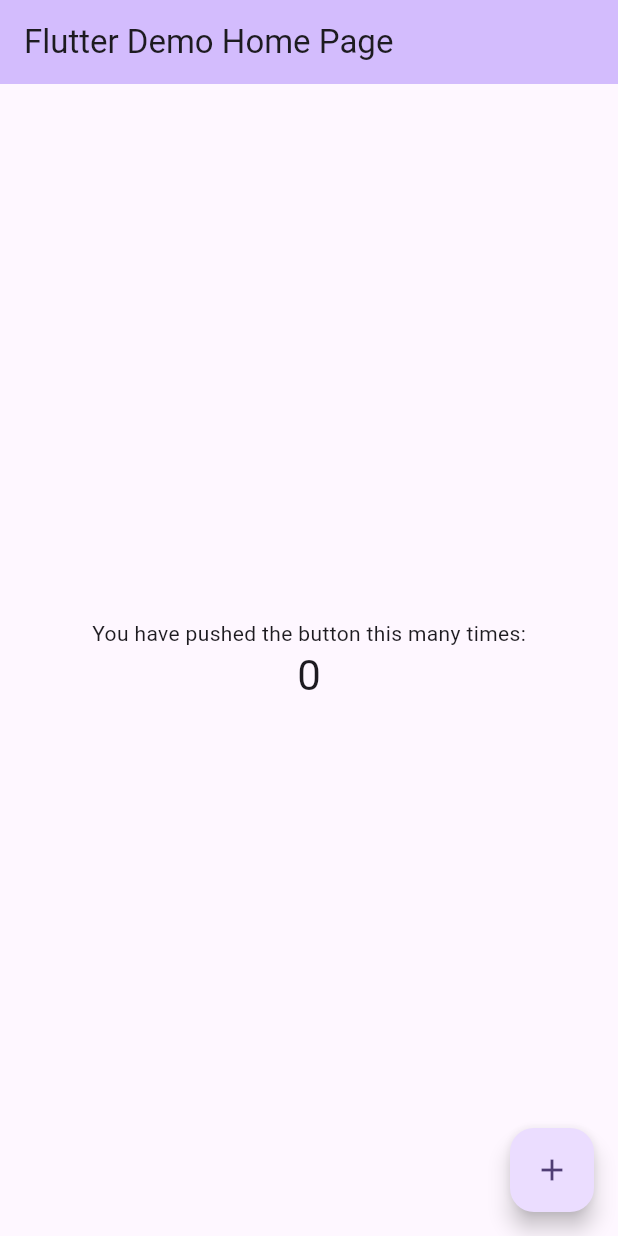
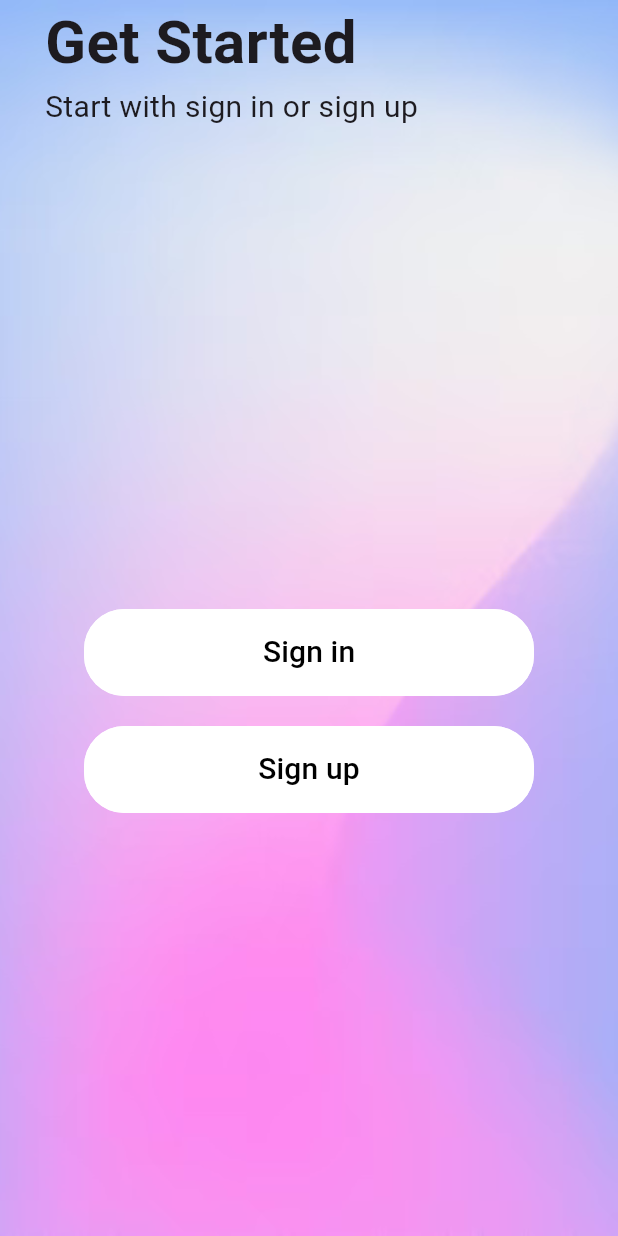
Before and after one commit to DpiDong2022/VideoCallApp, a Flutter app: the screen it shows after launch, on a phone screen of 412 x 824 dp. Run offline on Flutter 3.47's test engine with Material 3 defaults, Android fonts, the phone set to English and light mode, and no system bars.

Commit message:
Added First page and Sign in page

```diff
--- /dev/null
+++ b/videocall/lib/data/data_center.dart
@@ -0,0 +1,80 @@
+import 'dart:convert';
+import 'package:path_provider/path_provider.dart';
+import 'dart:io' as io;
+
+class User {
+  String phoneNumber;
+  String password;
+
+  User({required this.phoneNumber, required this.password});
+
+  Map<String, dynamic> toJson() => {
+        'phoneNumber': phoneNumber,
+        'password': password,
+      };
+
+  factory User.fromJson(Map<String, dynamic> json) {
+    return User(
+      phoneNumber: json['phoneNumber'],
+      password: json['password'],
+    );
+  }
+}
+
+class DataCenter {
+  static final DataCenter _instance = DataCenter._internal();
+
+  factory DataCenter() {
+    return _instance;
+  }
+
+  DataCenter._internal();
+
+  List<User> _users = [];
+
+  Future<String> _getLocalPath() async {
+    final directory = await getApplicationDocumentsDirectory();
+    return directory.path;
+  }
+
+  Future<io.File> _getLocalFile() async {
+    final path = await _getLocalPath();
+    return io.File('$path/users.json');
+  }
+
+  Future<void> loadUsers() async {
+    try {
+      final file = await _getLocalFile();
+      if (await file.exists()) {
+        final contents = await file.readAsString();
+        final List<dynamic> jsonUsers = jsonDecode(contents);
+        _users = jsonUsers.map((json) => User.fromJson(json)).toList();
+      }
+    } catch (e) {
+      print("Error loading users: $e");
+    }
+  }
+
+  Future<void> saveUsers() async {
+    final file = await _getLocalFile();
+    final jsonUsers = _users.map((user) => user.toJson()).toList();
+    await file.writeAsString(jsonEncode(jsonUsers));
+  }
+
+  List<User> get users => _users;
+
+  void addUser(User user) {
+    _users.add(user);
+    saveUsers();
+  }
+
+  User? authenticate(String phoneNumber, String password) {
+    try {
+      return _users.firstWhere(
+        (user) => user.phoneNumber == phoneNumber && user.password == password,
+      );
+    } catch (e) {
+      return null;
+    }
+  }
+}
--- a/videocall/lib/main.dart
+++ b/videocall/lib/main.dart
@@ -1,125 +1,34 @@
 import 'package:flutter/material.dart';
+import 'package:provider/provider.dart';
+import 'data/data_center.dart';
+import 'pages/first_page.dart';
 
-void main() {
-  runApp(const MyApp());
+void main() async {
+  WidgetsFlutterBinding.ensureInitialized();
+  final dataCenter = DataCenter();
+  await dataCenter.loadUsers();
+  runApp(MyApp(dataCenter: dataCenter));
 }
 
 class MyApp extends StatelessWidget {
-  const MyApp({super.key});
+  final DataCenter dataCenter;
 
-  // This widget is the root of your application.
+  MyApp({required this.dataCenter});
+
   @override
   Widget build(BuildContext context) {
-    return MaterialApp(
-      title: 'Flutter Demo',
-      theme: ThemeData(
-        // This is the theme of your application.
-        //
-        // TRY THIS: Try running your application with "flutter run". You'll see
-        // the application has a purple toolbar. Then, without quitting the app,
-        // try changing the seedColor in the colorScheme below to Colors.green
-        // and then invoke "hot reload" (save your changes or press the "hot
-        // reload" button in a Flutter-supported IDE, or press "r" if you used
-        // the command line to start the app).
-        //
-        // Notice that the counter didn't reset back to zero; the application
-        // state is not lost during the reload. To reset the state, use hot
-        // restart instead.
-        //
-        // This works for code too, not just values: Most code changes can be
-        // tested with just a hot reload.
-        colorScheme: ColorScheme.fromSeed(seedColor: Colors.deepPurple),
-        useMaterial3: true,
+    return MultiProvider(
+      providers: [
+        Provider<DataCenter>.value(value: dataCenter),
+      ],
+      child: MaterialApp(
+        debugShowCheckedModeBanner: false,
+        title: 'Flutter Login',
+        theme: ThemeData(
+          primarySwatch: Colors.blue,
+        ),
+        home: FirstPage(),
       ),
-      home: const MyHomePage(title: 'Flutter Demo Home Page'),
     );
   }
 }
-
-class MyHomePage extends StatefulWidget {
-  const MyHomePage({super.key, required this.title});
-
-  // This widget is the home page of your application. It is stateful, meaning
-  // that it has a State object (defined below) that contains fields that affect
-  // how it looks.
-
-  // This class is the configuration for the state. It holds the values (in this
-  // case the title) provided by the parent (in this case the App widget) and
-  // used by the build method of the State. Fields in a Widget subclass are
-  // always marked "final".
-
-  final String title;
-
-  @override
-  State<MyHomePage> createState() => _MyHomePageState();
-}
-
-class _MyHomePageState extends State<MyHomePage> {
-  int _counter = 0;
-
-  void _incrementCounter() {
-    setState(() {
-      // This call to setState tells the Flutter framework that something has
-      // changed in this State, which causes it to rerun the build method below
-      // so that the display can reflect the updated values. If we changed
-      // _counter without calling setState(), then the build method would not be
-      // called again, and so nothing would appear to happen.
-      _counter++;
-    });
-  }
-
-  @override
-  Widget build(BuildContext context) {
-    // This method is rerun every time setState is called, for instance as done
-    // by the _incrementCounter method above.
-    //
-    // The Flutter framework has been optimized to make rerunning build methods
-    // fast, so that you can just rebuild anything that needs updating rather
-    // than having to individually change instances of widgets.
-    return Scaffold(
-      appBar: AppBar(
-        // TRY THIS: Try changing the color here to a specific color (to
-        // Colors.amber, perhaps?) and trigger a hot reload to see the AppBar
-        // change color while the other colors stay the same.
-        backgroundColor: Theme.of(context).colorScheme.inversePrimary,
-        // Here we take the value from the MyHomePage object that was created by
-        // the App.build method, and use it to set our appbar title.
-        title: Text(widget.title),
-      ),
-      body: Center(
-        // Center is a layout widget. It takes a single child and positions it
-        // in the middle of the parent.
-        child: Column(
-          // Column is also a layout widget. It takes a list of children and
-          // arranges them vertically. By default, it sizes itself to fit its
-          // children horizontally, and tries to be as tall as its parent.
-          //
-          // Column has various properties to control how it sizes itself and
-          // how it positions its children. Here we use mainAxisAlignment to
-          // center the children vertically; the main axis here is the vertical
-          // axis because Columns are vertical (the cross axis would be
-          // horizontal).
-          //
-          // TRY THIS: Invoke "debug painting" (choose the "Toggle Debug Paint"
-          // action in the IDE, or press "p" in the console), to see the
-          // wireframe for each widget.
-          mainAxisAlignment: MainAxisAlignment.center,
-          children: <Widget>[
-            const Text(
-              'You have pushed the button this many times:',
-            ),
-            Text(
-              '$_counter',
-              style: Theme.of(context).textTheme.headlineMedium,
-            ),
-          ],
-        ),
-      ),
-      floatingActionButton: FloatingActionButton(
-        onPressed: _incrementCounter,
-        tooltip: 'Increment',
-        child: const Icon(Icons.add),
-      ), // This trailing comma makes auto-formatting nicer for build methods.
-    );
-  }
-}
--- /dev/null
+++ b/videocall/lib/pages/first_page.dart
@@ -0,0 +1,100 @@
+import 'package:flutter/material.dart';
+import 'package:provider/provider.dart';
+import '../data/data_center.dart';
+import './signin_page.dart';
+
+class FirstPage extends StatefulWidget {
+  @override
+  _FirstPageState createState() => _FirstPageState();
+}
+
+class _FirstPageState extends State<FirstPage> {
+  ButtonStyle CustomButtonStyle() {
+    return ButtonStyle(
+        backgroundColor: MaterialStateProperty.all(Colors.white),
+        fixedSize: MaterialStateProperty.all(Size(300, 58)),
+        shape: MaterialStateProperty.all<RoundedRectangleBorder>(
+            RoundedRectangleBorder(
+                borderRadius: BorderRadius.circular(27),
+                side: BorderSide(color: Colors.white))));
+  }
+
+  @override
+  Widget build(BuildContext context) {
+    return Container(
+      decoration: const BoxDecoration(
+          image: DecorationImage(
+              image: AssetImage('assets/images/bg-begin.png'),
+              fit: BoxFit.cover)),
+      padding: EdgeInsets.all(0),
+      child: Scaffold(
+        backgroundColor: Colors.transparent,
+        body: Container(
+          child: SingleChildScrollView(
+            child: Column(
+              mainAxisSize: MainAxisSize.max,
+              children: [
+                new Expanded(
+                  child: Container(
+                    padding: EdgeInsets.symmetric(horizontal: 30),
+                    width: 1000,
+                    child: Column(
+                      crossAxisAlignment: CrossAxisAlignment.start,
+                      mainAxisAlignment: MainAxisAlignment.end,
+                      children: [
+                        Text(
+                          'Get Started',
+                          textAlign: TextAlign.start,
+                          style: TextStyle(
+                              fontSize: 40, fontWeight: FontWeight.bold),
+                        ),
+                        Text('Start with sign in or sign up',
+                            textAlign: TextAlign.start,
+                            style: TextStyle(
+                                fontSize: 20, fontWeight: FontWeight.w400)),
+                      ],
+                    ),
+                  ),
+                ),
+                Container(
+                  padding: EdgeInsets.all(160),
+                ),
+                new Expanded(
+                  child: Container(
+                    color: Colors.transparent,
+                    child: Column(
+                      children: [
+                        TextButton(
+                          onPressed: () {
+                            Navigator.push(
+                                context,
+                                MaterialPageRoute(
+                                    builder: (context) => SignInPage()));
+                          },
+                          child: Text(
+                            'Sign in',
+                            style: TextStyle(fontSize: 20, color: Colors.black),
+                          ),
+                          style: CustomButtonStyle(),
+                        ),
+                        Padding(padding: EdgeInsets.symmetric(vertical: 10)),
+                        TextButton(
+                          onPressed: () {},
+                          child: Text(
+                            'Sign up',
+                            style: TextStyle(fontSize: 20, color: Colors.black),
+                          ),
+                          style: CustomButtonStyle(),
+                        )
+                      ],
+                    ),
+                  ),
+                ),
+              ],
+            ),
+          ),
+        ),
+      ),
+    );
+  }
+}
```
Also changed, not shown: videocall/lib/pages/signin_page.dart (added, +129 -0 lines), videocall/pubspec.yaml (+6 -3 lines), videocall/assets/images/bg-begin.png (added), videocall/assets/images/bird_deco.png (added), videocall/assets/images/hacker_calling_bg.png (added), videocall/assets/images/login_decoration.jpg (added), videocall/lib/pages/signup_page.dart (added), videocall/pubspec.lock, 1 other file.
